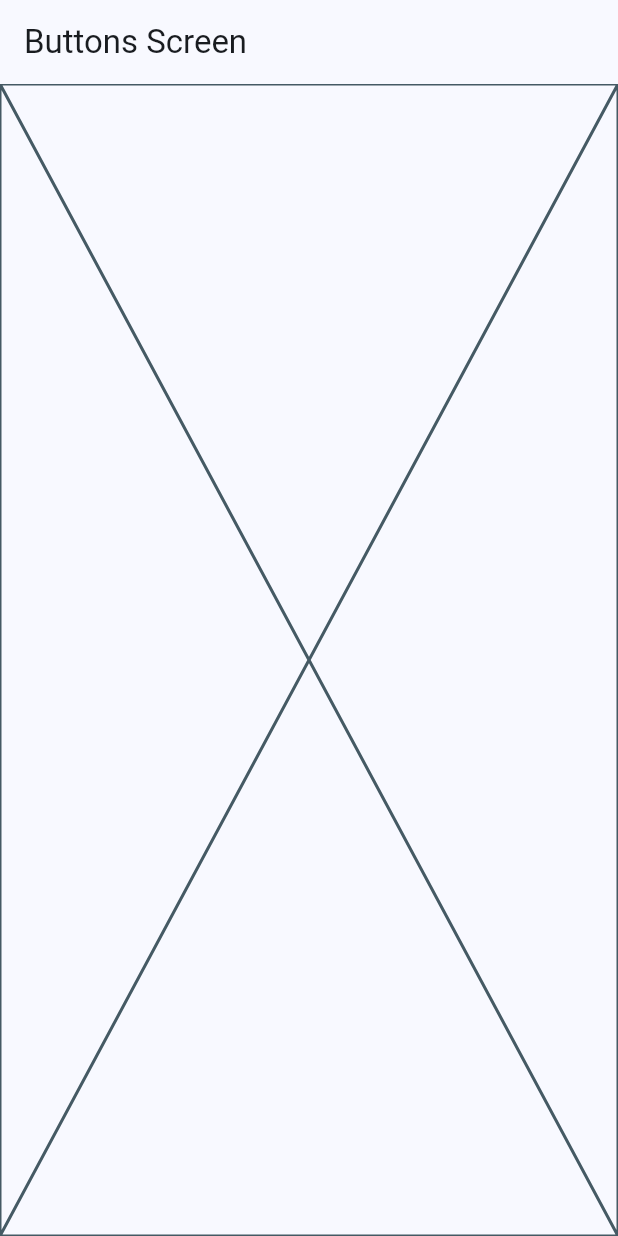
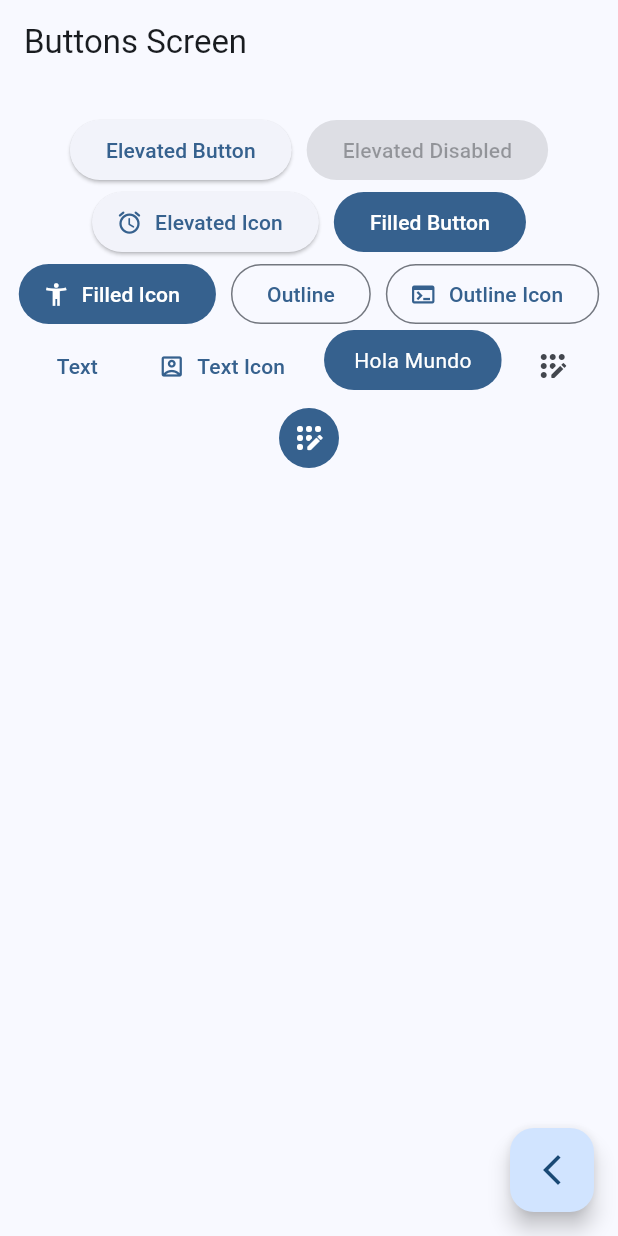
Before and after one commit to KevCristensen/widgets_app, a Flutter app: the ButtonsScreen screen opened by its route, on a phone screen of 412 x 824 dp. Run offline on Flutter 3.47's test engine with Material 3 defaults, Android fonts, the phone set to English and light mode, and no system bars; our stand-ins replace go_router.

Commit message:
Buttons Screen Finished

```diff
--- a/lib/presentation/screens/buttons/buttons_screen.dart
+++ b/lib/presentation/screens/buttons/buttons_screen.dart
@@ -1,4 +1,5 @@
 import 'package:flutter/material.dart';
+import 'package:go_router/go_router.dart';
 
 class ButtonsScreen extends StatelessWidget {
 
@@ -11,7 +12,122 @@ class ButtonsScreen extends StatelessWidget {
       appBar: AppBar(
         title: const Text('Buttons Screen'),
       ),
-      body: const Placeholder(),
+      body: const _ButtonsView(),
+      floatingActionButton: FloatingActionButton(
+        child: const Icon(Icons.arrow_back_ios_new_outlined),
+        onPressed: () {
+          // Add your onPressed code here!
+          context.pop();
+        },
+      ),
     );
   }
 }
+
+class _ButtonsView extends StatelessWidget {
+  const _ButtonsView();
+
+  @override
+  Widget build(BuildContext context) {
+
+    final colors = Theme.of(context).colorScheme;
+
+
+    return SizedBox(
+      width: double.infinity,
+      child: Padding(
+        padding: const EdgeInsets.symmetric(horizontal: 10, vertical: 20),
+        child: Wrap(
+          spacing: 10,
+          alignment: WrapAlignment.center,
+          children: [
+            ElevatedButton(
+              onPressed: () {},
+              child: const Text('Elevated Button'),
+            ),
+            const ElevatedButton(
+              onPressed: null,
+              child: Text('Elevated Disabled'),
+            ),
+            ElevatedButton.icon(
+              onPressed: (){},
+              icon: const Icon(Icons.access_alarm_rounded),
+              label: const Text('Elevated Icon'),
+            ),
+            FilledButton(
+              onPressed: (){},
+              child: const Text('Filled Button')
+            ),
+            FilledButton.icon(
+              onPressed: (){},
+              icon: const Icon(Icons.accessibility_new),
+              label: const Text('Filled Icon')
+            ),
+            OutlinedButton(
+              onPressed: (){},
+              child: const Text('Outline')
+            ),
+            OutlinedButton.icon(
+              onPressed: (){},
+              label: const Text('Outline Icon'),
+              icon: const Icon(Icons.terminal),
+            ),
+            TextButton(
+              onPressed: (){},
+              child: const Text('Text')
+            ),
+            TextButton.icon(
+              onPressed: (){},
+              icon: const Icon(Icons.account_box_outlined),
+              label: const Text('Text Icon'),
+            ),
+
+            const CustomButton(),
+
+
+            IconButton(
+              onPressed: (){},
+              icon: const Icon(Icons.app_registration_rounded)
+            ),
+            IconButton(
+              onPressed: (){},
+              icon: const Icon(Icons.app_registration_rounded),
+              style: ButtonStyle(
+                backgroundColor: WidgetStatePropertyAll(colors.primary),
+                iconColor: const WidgetStatePropertyAll(Colors.white)
+              ),
+            ),
+
+
+
+
+          ],
+        ),
+      ),
+    );
+  }
+}
+
+
+class CustomButton extends StatelessWidget {
+  const CustomButton({super.key});
+
+  @override
+  Widget build(BuildContext context) {
+    final colors = Theme.of(context).colorScheme;
+
+    return ClipRRect(
+      borderRadius: BorderRadius.circular(20),
+      child: Material(
+        color: colors.primary,
+        child: InkWell(
+          onTap: () {},
+          child: Padding(
+            padding: const EdgeInsets.symmetric(horizontal: 20, vertical: 10),
+            child: Text('Hola Mundo', style: TextStyle(color: Colors.white),)
+            ),
+        ),
+      ),
+    );
+  }
+}
--- a/lib/presentation/screens/home/home_screen.dart
+++ b/lib/presentation/screens/home/home_screen.dart
@@ -1,7 +1,7 @@
 import 'package:flutter/material.dart';
 import 'package:go_router/go_router.dart';
 import 'package:widgets_app/config/menu/menu_items.dart';
-import 'package:widgets_app/presentation/screens/cards/cards_screen.dart';
+import 'package:widgets_app/presentation/screens/buttons/buttons_screen.dart';
 
 class HomeScreen extends StatelessWidget {
 
@@ -66,7 +66,7 @@ class _CustomListTile extends StatelessWidget {
 
         // context.push( menuItem.link );
 
-        context.pushNamed(CardsScreen.name);
+        context.pushNamed(ButtonsScreen.name);
 
 
       },
```
